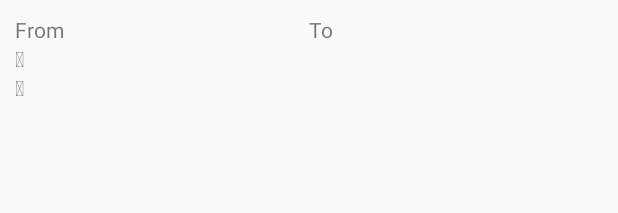
After one commit to VictorGevondyan/TaxiApp, an Android app: the layout item_transaction.xml on its own in the app's theme, with its tools: preview values and no code run, on a phone screen of 412 x 824 dp. The commit adds this screen. Shown: the top 213 px of the screen. Run offline under Robolectric (Android 15) with nearby library versions, the light colour scheme and no system bars.

Commit message:
add transaction fragment

```diff
--- a/app/src/main/AndroidManifest.xml
+++ b/app/src/main/AndroidManifest.xml
@@ -34,6 +34,7 @@
         <activity android:name=".activities.OrderActivity"
             android:screenOrientation="portrait" />
 
+
         <receiver
             android:name=".gcm.GcmBroadcastReceiver"
             android:permission="com.google.android.c2dm.permission.SEND" >
--- /dev/null
+++ b/app/src/main/res/layout/item_transaction.xml
@@ -0,0 +1,106 @@
+<?xml version="1.0" encoding="utf-8"?>
+<LinearLayout xmlns:android="http://schemas.android.com/apk/res/android"
+    android:layout_width="match_parent"
+    android:layout_height="wrap_content"
+    android:padding="10dp"
+    android:orientation="vertical">
+
+    <LinearLayout
+        android:layout_width="match_parent"
+        android:layout_height="wrap_content"
+        android:orientation="horizontal"
+        android:weightSum="2">
+
+        <LinearLayout
+            android:layout_width="0dp"
+            android:layout_height="wrap_content"
+            android:layout_weight="1"
+            android:orientation="horizontal">
+
+            <TextView
+                android:layout_width="wrap_content"
+                android:layout_height="wrap_content"
+                android:layout_marginRight="5dp"
+                android:layout_marginEnd="5dp"
+                android:text="@string/from"/>
+
+            <TextView
+                android:id="@+id/sender_username"
+                android:layout_width="match_parent"
+                android:layout_height="match_parent"/>
+
+        </LinearLayout>
+
+        <LinearLayout
+            android:layout_width="0dp"
+            android:layout_height="wrap_content"
+            android:layout_weight="1"
+            android:orientation="horizontal">
+
+            <TextView
+                android:layout_width="wrap_content"
+                android:layout_height="wrap_content"
+                android:layout_marginRight="5dp"
+                android:layout_marginEnd="5dp"
+                android:text="@string/to"/>
+
+            <TextView
+                android:id="@+id/recipient_username"
+                android:layout_width="match_parent"
+                android:layout_height="match_parent"/>
+
+        </LinearLayout>
+
+    </LinearLayout>
+
+    <LinearLayout
+        android:layout_width="match_parent"
+        android:layout_height="wrap_content"
+        android:orientation="horizontal">
+
+        <TextView
+            android:id="@+id/time_icon"
+            android:layout_width="wrap_content"
+            android:layout_height="wrap_content"
+            android:text="@string/icon_history"
+            android:layout_marginRight="5dp"
+            android:layout_marginEnd="5dp"/>
+
+        <TextView
+            android:id="@+id/transaction_date"
+            android:layout_width="match_parent"
+            android:layout_height="wrap_content"/>
+
+    </LinearLayout>
+
+    <LinearLayout
+        android:layout_width="match_parent"
+        android:layout_height="wrap_content"
+        android:orientation="horizontal">
+
+        <TextView
+            android:id="@+id/cost_icon"
+            android:layout_width="wrap_content"
+            android:layout_height="wrap_content"
+            android:text="@string/icon_cost"
+            android:layout_marginRight="5dp"
+            android:layout_marginEnd="5dp"/>
+
+        <TextView
+            android:id="@+id/money_amount"
+            android:layout_width="wrap_content"
+            android:layout_height="wrap_content"/>
+
+        <TextView
+            android:id="@+id/payment_type"
+            android:layout_width="wrap_content"
+            android:layout_height="wrap_content"/>
+
+    </LinearLayout>
+
+    <TextView
+        android:id="@+id/transaction_description"
+        android:layout_width="match_parent"
+        android:layout_height="wrap_content"/>
+
+</LinearLayout>
--- a/app/src/main/res/values/strings.xml
+++ b/app/src/main/res/values/strings.xml
@@ -62,6 +62,12 @@
     <string name="cost">Cost</string>
     <string name="distance">Distance</string>
 
+    <!-- Transactions -->
+    <string name="transactions">Transactions</string>
+    <string name="from">From</string>
+    <string name="to">To</string>
+    <string name="loading">Loading</string>
+
     <!-- Push Notifications -->
     <string name="your_order_taken">Your order is taken</string>
     <string name="your_order_finished">Your order is finished</string>
@@ -92,4 +98,5 @@
     <string name="icon_help">&#xe915;</string>
     <string name="icon_status">&#xe916;</string>
 
+
 </resources>
```
Also changed, not shown: app/src/main/java/com/flycode/paradox/taxiuser/activities/MenuActivity.java (+9 -1 lines), app/src/main/java/com/flycode/paradox/taxiuser/adapters/TransactionsListAdapter.java (added, +82 -0 lines), app/src/main/java/com/flycode/paradox/taxiuser/api/APITalker.java (+45 -2 lines), app/src/main/java/com/flycode/paradox/taxiuser/api/GetOwnTransactionsHandler.java (added, +13 -0 lines), app/src/main/java/com/flycode/paradox/taxiuser/factory/ModelFactory.java (+36 -0 lines), app/src/main/java/com/flycode/paradox/taxiuser/fragments/OrderFragment.java (+7 -3 lines), app/src/main/java/com/flycode/paradox/taxiuser/fragments/TransactionsFragment.java (added, +76 -0 lines), app/src/main/java/com/flycode/paradox/taxiuser/models/Transaction.java (added, +53 -0 lines), app/src/main/res/layout/fragment_transactions.xml (added, +44 -0 lines).
